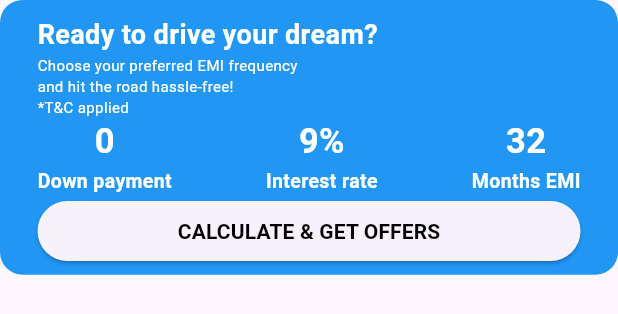
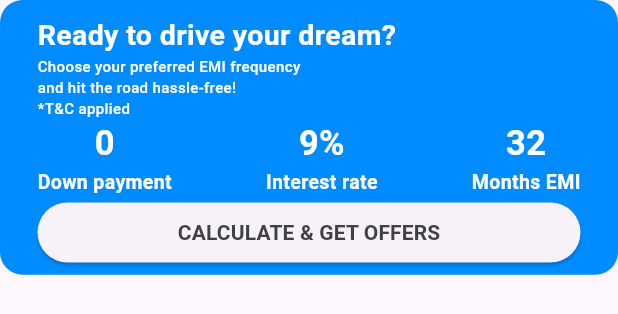
Before and after one commit to hijasahamed/Auto_Mates, a Flutter app: the EmiCardWidget widget shown alone on an empty page, opened directly with empty values, on a phone screen of 412 x 824 dp. Shown: the top 314 px of the screen. Run offline on Flutter 3.47's test engine with Material 3 defaults, Android fonts, the phone set to English and light mode, and no system bars; our stand-ins replace animated_text_kit, carousel_slider, font_awesome_flutter; network calls fail.

Commit message:
latest push

```diff
--- a/lib/screens/homescreentab/ui/emi_card_widget.dart
+++ b/lib/screens/homescreentab/ui/emi_card_widget.dart
@@ -9,7 +9,7 @@ class EmiCardWidget extends StatelessWidget {
       height: screenSize.height/4.5,
       width: screenSize.width,
       decoration: BoxDecoration(
-        color: Colors.blue,
+        color: const Color.fromARGB(255, 0, 140, 255),
         borderRadius: BorderRadius.circular(15)
       ),
       child: Padding(
@@ -17,8 +17,8 @@ class EmiCardWidget extends StatelessWidget {
         child: Column(
           crossAxisAlignment: CrossAxisAlignment.start,
           children: [
-            const Text('Ready to drive your dream?',style: TextStyle(fontWeight: FontWeight.bold,color: Colors.white,fontSize: 18),),
-            const Text("Choose your preferred EMI frequency\nand hit the road hassle-free!\n*T&C applied",style: TextStyle(fontWeight: FontWeight.normal,color: Colors.white,fontSize: 10),),
+            const Text('Ready to drive your dream?',style: TextStyle(fontWeight: FontWeight.bold,color: Colors.white,fontSize: 19),),
+            const Text("Choose your preferred EMI frequency\nand hit the road hassle-free!\n*T&C applied",style: TextStyle(fontWeight: FontWeight.w500,color: Colors.white,fontSize: 10),),
             const Spacer(),
             const Row(
               mainAxisAlignment: MainAxisAlignment.spaceBetween,
@@ -27,21 +27,21 @@ class EmiCardWidget extends StatelessWidget {
                   crossAxisAlignment: CrossAxisAlignment.center,
                   children: [
                     Text('0',style: TextStyle(fontWeight: FontWeight.bold,color: Colors.white,fontSize: 23),),
-                    Text('Down payment',style: TextStyle(fontWeight: FontWeight.w600,color: Colors.white,fontSize: 13),)
+                    Text('Down payment',style: TextStyle(fontWeight: FontWeight.bold,color: Colors.white,fontSize: 13),)
                   ],
                 ),
                 Column(
                   crossAxisAlignment: CrossAxisAlignment.center,
                   children: [
                     Text('9%',style: TextStyle(fontWeight: FontWeight.bold,color: Colors.white,fontSize: 23),),
-                    Text('Interest rate',style: TextStyle(fontWeight: FontWeight.w600,color: Colors.white,fontSize: 13),)
+                    Text('Interest rate',style: TextStyle(fontWeight: FontWeight.bold,color: Colors.white,fontSize: 13),)
                   ],
                 ),
                 Column(
                   crossAxisAlignment: CrossAxisAlignment.center,
                   children: [
                     Text('32',style: TextStyle(fontWeight: FontWeight.bold,color: Colors.white,fontSize: 23),),
-                    Text('Months EMI',style: TextStyle(fontWeight: FontWeight.w600,color: Colors.white,fontSize: 13),)
+                    Text('Months EMI',style: TextStyle(fontWeight: FontWeight.bold,color: Colors.white,fontSize: 13),)
                   ],
                 ),
               ],
@@ -51,7 +51,7 @@ class EmiCardWidget extends StatelessWidget {
               width: screenSize.width,
               child: ElevatedButton(
                 onPressed: (){},
-                child: const Text('CALCULATE & GET OFFERS',style: TextStyle(color: Colors.black,fontWeight: FontWeight.bold),)
+                child: const Text('CALCULATE & GET OFFERS',style: TextStyle(color: Color(0xFF424141),fontWeight: FontWeight.bold),)
               ),
             )
           ],
--- a/pubspec.yaml
+++ b/pubspec.yaml
@@ -54,6 +54,7 @@ flutter:
   assets:
     - assets/images/road-accidents-pti.jpg
     - assets/images/news.webp
+    - assets/images/gmap.png
   # An image asset can refer to one or more resolution-specific "variants", see
   # https://flutter.dev/assets-and-images/#resolution-aware
   # For details regarding adding assets from package dependencies, see
```
Also changed, not shown: lib/screens/buyscreentab/ui/buy_screen.dart (+2 -5 lines), lib/screens/buyscreentab/ui/car_details_widget.dart (+4 -8 lines), lib/screens/buyscreentab/ui/seller_details_widget.dart (+34 -18 lines), lib/screens/homescreentab/ui/home_screen.dart (+7 -3 lines), lib/screens/homescreentab/ui/top_sellers_widget.dart (+8 -7 lines), assets/images/gmap.png (added).
